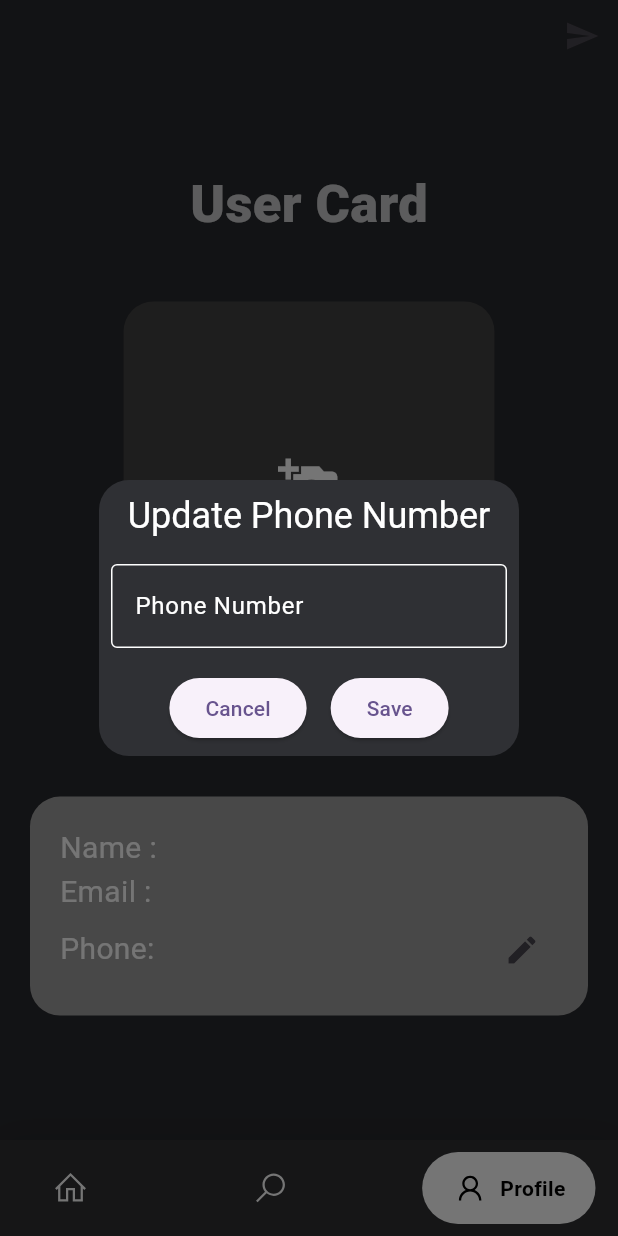
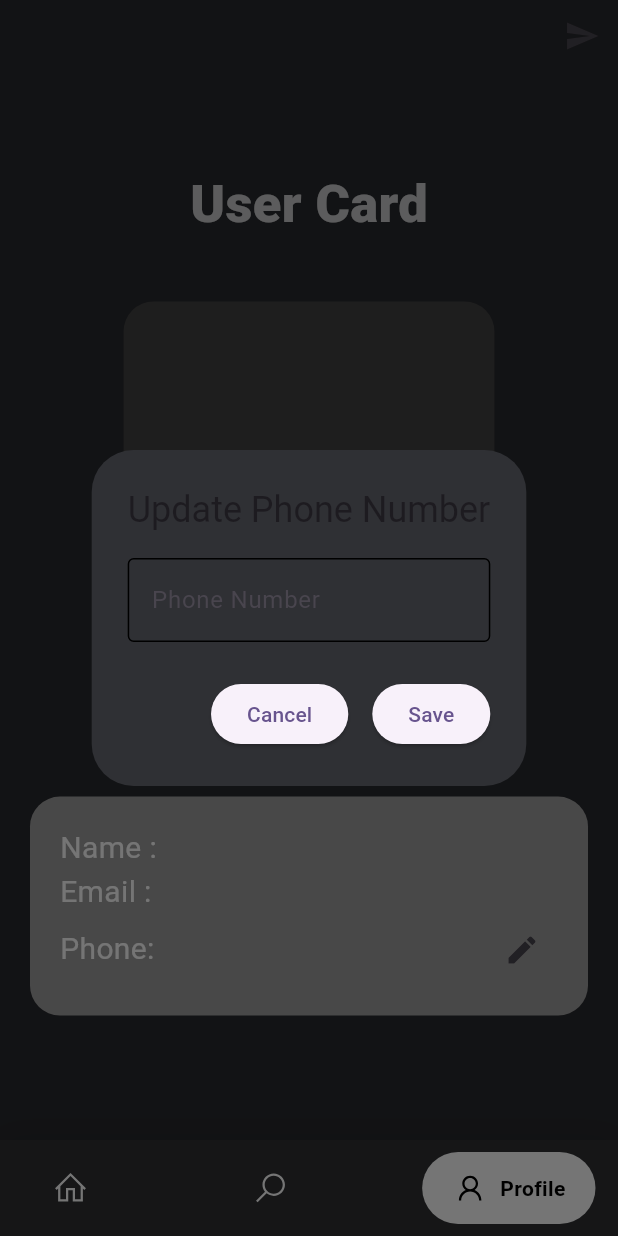
Before and after one commit to YashIngole/Team-LKC-Ninjas, a Flutter app: the screen it shows after launch, item 3 of the bottom bar chosen, after a tap on the "edit" icon, on a phone screen of 412 x 824 dp. Run offline on Flutter 3.47's test engine with Material 2 defaults, Android fonts, the phone set to English and light mode, and no system bars; drawn by our look-alikes of google_nav_bar; our stand-ins replace cached_network_image, carousel_slider, cloud_firestore, firebase_auth, firebase_core, firebase_storage and 9 more; accounts and stored records are empty; Roboto replaces fonts that are missing (Acme); statements that could not run were skipped.

Commit message:
getX removed completely

```diff
--- a/lib/main.dart
+++ b/lib/main.dart
@@ -1,7 +1,7 @@
 import 'package:firebase_core/firebase_core.dart';
 import 'package:flutter/foundation.dart';
 import 'package:flutter/material.dart';
-import 'package:get/get.dart';
+
 import 'package:sahayak/auth%20svc/helper.dart';
 import 'package:sahayak/auth%20ui/welcome_ui.dart';
 import 'package:sahayak/constants.dart';
@@ -58,7 +58,7 @@ class _MyAppState extends State<MyApp> {
 
   @override
   Widget build(BuildContext context) {
-    return GetMaterialApp(
+    return MaterialApp(
         title: 'Sahayak',
         debugShowCheckedModeBanner: false,
         theme: ThemeData(
--- a/lib/user/UserProfile.dart
+++ b/lib/user/UserProfile.dart
@@ -5,7 +5,7 @@ import 'package:cloud_firestore/cloud_firestore.dart';
 import 'package:firebase_auth/firebase_auth.dart';
 import 'package:firebase_storage/firebase_storage.dart';
 import 'package:flutter/material.dart';
-import 'package:get/get.dart';
+
 import 'package:google_fonts/google_fonts.dart';
 import 'package:image_picker/image_picker.dart';
 import 'package:sahayak/Themeconst.dart';
@@ -69,7 +69,11 @@ class _HomeState extends State<userprofile> {
               const Spacer(),
               IconButton(
                   onPressed: () {
-                    Get.to(const notification());
+                    Navigator.of(context).push(
+                      MaterialPageRoute(
+                        builder: (context) => const notification(),
+                      ),
+                    );
                   },
                   icon: const Icon(Icons.send))
             ],
@@ -88,8 +92,8 @@ class _HomeState extends State<userprofile> {
           ),
           ImageUrl.isEmpty
               ? Container(
-                  height: Get.height * 0.3,
-                  width: Get.width * 0.6,
+                  height: MediaQuery.of(context).size.height * 0.3,
+                  width: MediaQuery.of(context).size.width * 0.6,
                   decoration: BoxDecoration(
                       borderRadius: BorderRadius.circular(20),
                       color: Colors.grey[800]),
@@ -136,13 +140,13 @@ class _HomeState extends State<userprofile> {
                     icon: Icon(
                       Icons.add_a_photo,
                       color: const Color(0xFFFFFFFF),
-                      size: Get.height * 0.05,
+                      size: MediaQuery.of(context).size.height * 0.05,
                     ),
                   ),
                 )
               : CachedNetworkImage(
-                  height: Get.height * 0.3,
-                  width: Get.width * 0.6,
+                  height: MediaQuery.of(context).size.height * 0.3,
+                  width: MediaQuery.of(context).size.height * 0.6,
                   imageUrl: ImageUrl,
                   imageBuilder: (context, imageProvider) => Stack(
                     children: [
@@ -208,8 +212,8 @@ class _HomeState extends State<userprofile> {
                   placeholder: (context, url) =>
                       const CircularProgressIndicator(),
                   errorWidget: (context, url, error) => Container(
-                    height: Get.height * 0.3,
-                    width: Get.width * 0.6,
+                    height: MediaQuery.of(context).size.height * 0.3,
+                    width: MediaQuery.of(context).size.width * 0.6,
                     decoration: BoxDecoration(
                         color: ktilecolor,
                         borderRadius: BorderRadius.circular(10)),
@@ -248,12 +252,15 @@ class _HomeState extends State<userprofile> {
                             )),
                             IconButton(
                               onPressed: () {
-                                Get.defaultDialog(
+                                showDialog(
+                                  context: context,
                                   barrierDismissible:
                                       false, // Prevent dismissal by tapping outside
-                                  title: "Update Phone Number",
-                                  titleStyle: const TextStyle(color: Colors.white),
+                                  builder: (BuildContext context) {
+                                    return AlertDialog(
+                                      title: const Text("Update Phone Number"),
                                       content: Column(
+                                        mainAxisSize: MainAxisSize.min,
                                         children: [
                                           TextFormField(
                                             onChanged: (value) {
@@ -264,15 +271,13 @@ class _HomeState extends State<userprofile> {
                                             controller: phoneController,
                                             decoration: const InputDecoration(
                                               labelText: "Phone Number",
-                                          labelStyle:
-                                              TextStyle(color: Colors.white),
                                               enabledBorder: OutlineInputBorder(
-                                            borderSide:
-                                                BorderSide(color: Colors.white),
+                                                borderSide: BorderSide(
+                                                    color: Colors.black),
                                               ),
                                               focusedBorder: OutlineInputBorder(
-                                            borderSide:
-                                                BorderSide(color: Colors.white),
+                                                borderSide: BorderSide(
+                                                    color: Colors.black),
                                               ),
                                             ),
                                           ),
@@ -281,30 +286,28 @@ class _HomeState extends State<userprofile> {
                                       actions: [
                                         ElevatedButton(
                                           onPressed: () {
-                                        Get.back();
+                                            Navigator.pop(context);
                                           },
                                           child: const Text("Cancel"),
                                         ),
-                                    const SizedBox(
-                                      height: 30,
-                                    ),
+                                        const SizedBox(height: 30),
                                         ElevatedButton(
                                           onPressed: () {
                                             AddPhoneNumber();
-                                        Get.back();
-                                        Get.snackbar(
-                                          "Phone Number",
-                                          "Successfully updated",
-                                          snackPosition: SnackPosition.BOTTOM,
-                                          backgroundColor: Colors.black,
-                                          colorText: Colors.white,
-                                          duration: const Duration(seconds: 3),
+                                            Navigator.pop(context);
+                                            const snackBar = SnackBar(
+                                              content: Text(
+                                                  "Phone number\nSuccessfully Updated"),
                                             );
+                                            ScaffoldMessenger.of(context)
+                                                .showSnackBar(snackBar);
                                           },
                                           child: const Text("Save"),
                                         ),
                                       ],
                                       backgroundColor: ktilecolor,
+                                    );
+                                  },
                                 );
                               },
                               icon: const Icon(Icons.edit),
--- a/pubspec.yaml
+++ b/pubspec.yaml
@@ -44,7 +44,7 @@ dependencies:
   flutter_spinkit: ^5.2.0
   form_field_validator: ^1.1.0
   geocoding: ^2.1.1
-  get: ^4.6.6
+
   google_fonts: ^6.1.0
   google_nav_bar: ^5.0.6
   image_network: ^2.5.4+1
```
Also changed, not shown: lib/auth ui/login.dart (+17 -15 lines), lib/auth ui/register_ui.dart (+19 -10 lines), lib/auth ui/welcome_ui.dart (+13 -7 lines), lib/user/Categorieslistview.dart (+7 -2 lines), lib/user/Landingpage.dart (+11 -10 lines), lib/user/SearchWorkers.dart (+10 -7 lines), lib/workers/workerpage.dart (+34 -51 lines), lib/workers/workerprofile.dart (+29 -33 lines), lib/workers/workerprofile2.dart (+25 -18 lines), pubspec.lock. Lines whose indentation alone changed are shown as unchanged.
